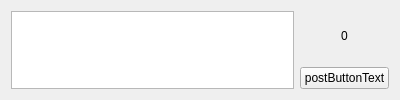
Qt form azalea/ui/postarea.ui (unstabler/Azalea) before a commit.
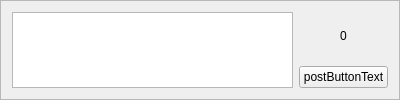
The same form after that commit.

What changed in the file:
```diff
--- a/azalea/ui/postarea.ui
+++ b/azalea/ui/postarea.ui
@@ -1,7 +1,7 @@
 <?xml version="1.0" encoding="UTF-8"?>
 <ui version="4.0">
  <class>PostArea</class>
- <widget class="QWidget" name="PostArea">
+ <widget class="QFrame" name="PostArea">
   <property name="geometry">
    <rect>
     <x>0</x>
@@ -13,6 +13,12 @@
   <property name="windowTitle">
    <string>Form</string>
   </property>
+  <property name="frameShape">
+   <enum>QFrame::StyledPanel</enum>
+  </property>
+  <property name="frameShadow">
+   <enum>QFrame::Raised</enum>
+  </property>
   <layout class="QHBoxLayout" name="horizontalLayout_2">
    <item>
     <widget class="QTextEdit" name="tootEdit"/>
```
